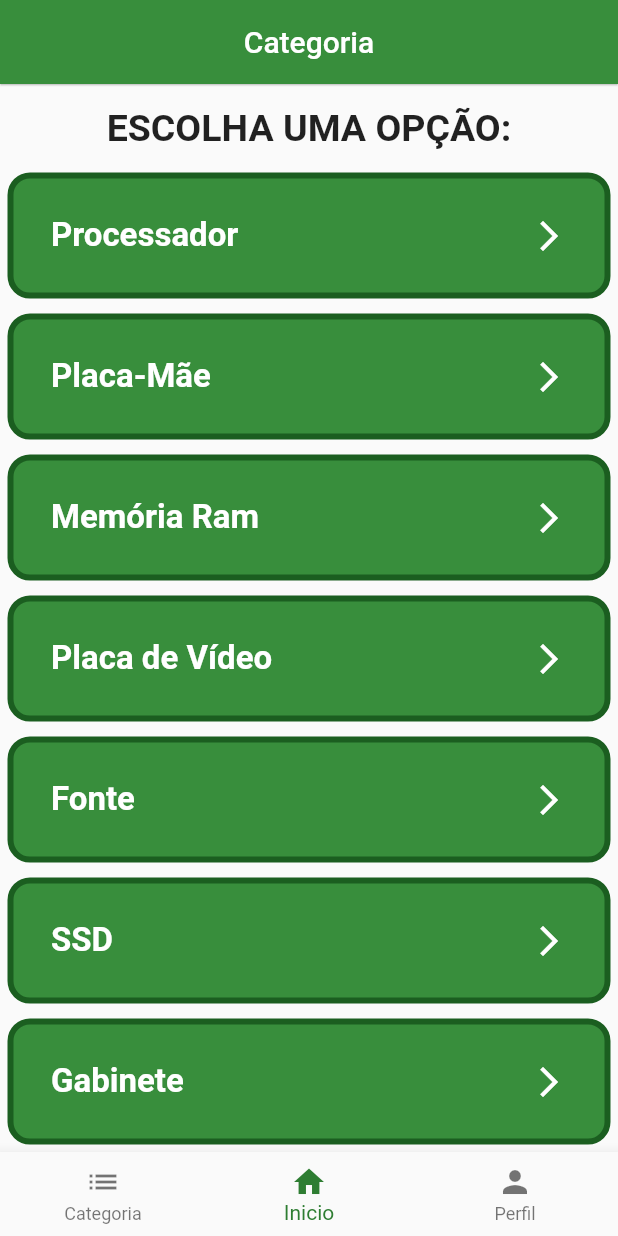
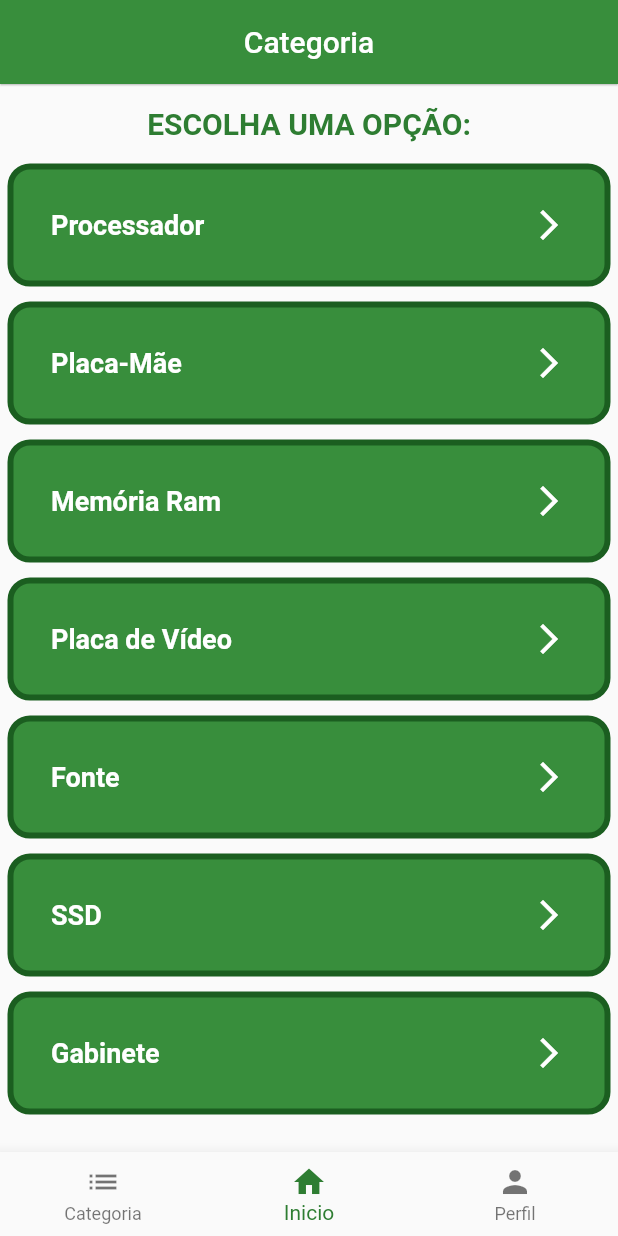
Before and after one commit to TalisTM/hardtech, a Flutter app: the Categoria screen opened by its route, on a phone screen of 412 x 824 dp. Run offline on Flutter 3.47's test engine with Material 2 defaults, Android fonts, the phone set to English and light mode, and no system bars; network calls fail.

Commit message:
pequenos ajustes de fonte

```diff
--- a/lib/page/categoria.dart
+++ b/lib/page/categoria.dart
@@ -23,8 +23,9 @@ class _CategoriaState extends State<Categoria> {
             Text("ESCOLHA UMA OPÇÃO:",
               textAlign: TextAlign.center,
               style: TextStyle(
-                fontSize: 25,
-                fontWeight: FontWeight.w700
+                fontSize: 20,
+                fontWeight: FontWeight.w700,
+                color: Colors.green[800]
               ),
             ),
             SizedBox(height: 10),
@@ -61,8 +62,8 @@ class _CategoriaState extends State<Categoria> {
               child: Text(text,
                 style: TextStyle(
                   color: Colors.white,
-                  fontSize: 22,
-                  fontWeight: FontWeight.w600
+                  fontSize: 18,
+                  fontWeight: FontWeight.w600,
                 ),
               ),
             ),
```
Also changed, not shown: lib/page/home.dart (+5 -3 lines).
